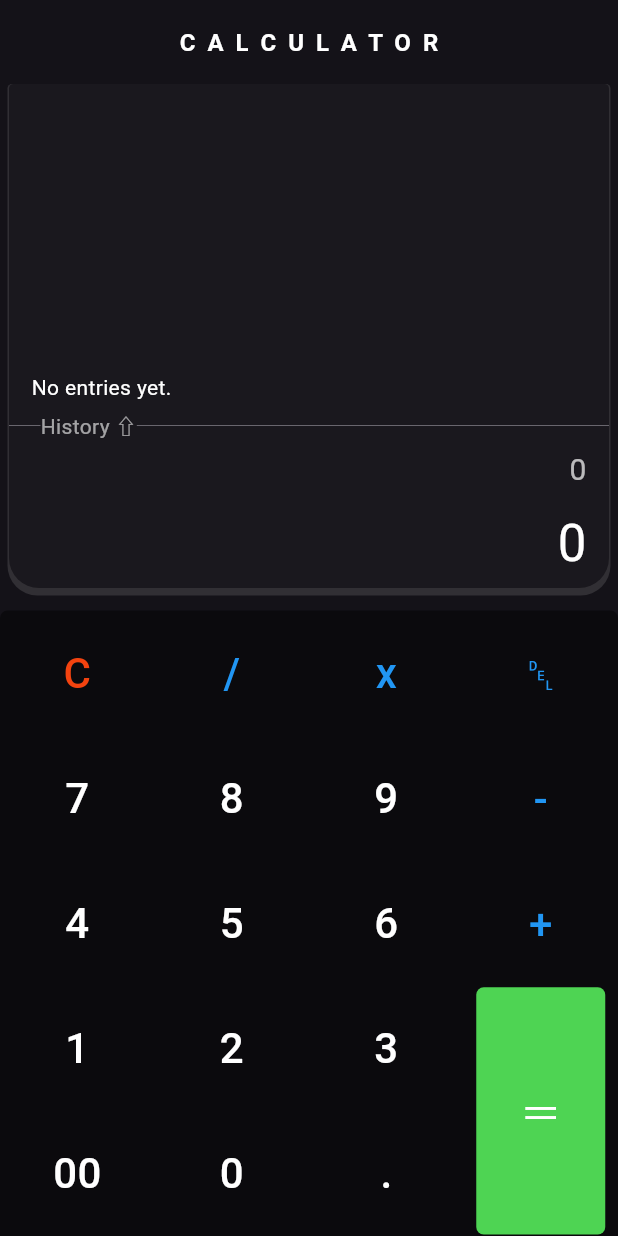
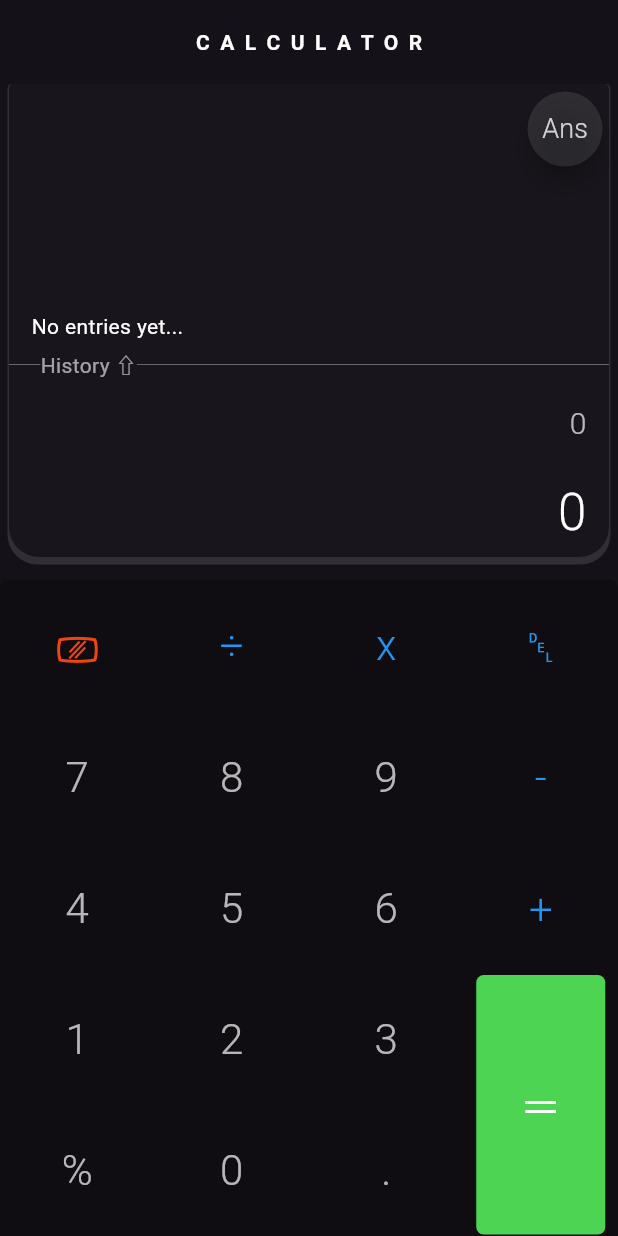
Before and after one commit to ChinepohDivine-f/calculator_, a Flutter app: the screen it shows after launch, on a phone screen of 412 x 824 dp. Run offline on Flutter 3.47's test engine with Material 3 defaults, Android fonts, the phone set to English and light mode, and no system bars; our stand-ins replace math_expressions.

Commit message:
added an answer button that stores the previous answer. changed number opacity and fontwieght of some elements.

```diff
--- a/lib/views/home_page.dart
+++ b/lib/views/home_page.dart
@@ -20,6 +20,7 @@ class _CalculatorPageState extends State<CalculatorPage> {
   double resultSize = 34;
   Color resultColor = Colors.white;
   Color expressionColor = Colors.white70;
+  String ans = "";
 
   bool _isDarkMode = true;
 
@@ -59,7 +60,7 @@ class _CalculatorPageState extends State<CalculatorPage> {
 
   buttonPressed(String buttonText) {
     setState(() {
-      if (buttonText == "C") {
+      if (buttonText == "⎚") {
         // change font size to show focus and hierachy
         equationSize = 34;
         resultSize = 20;
@@ -67,9 +68,7 @@ class _CalculatorPageState extends State<CalculatorPage> {
         expressionColor = Colors.white;
         resultColor = Colors.white70;
         // clear all the characters
-        if (equation == '0') {
         result = '0.0';
-        }
         expression = "";
         equation = "0";
         print("clear screen");
@@ -81,12 +80,26 @@ class _CalculatorPageState extends State<CalculatorPage> {
           // swapp color to show where the focus is at
           expressionColor = Colors.white;
           resultColor = Colors.white70;
+          // delete if the word is Error
+          if (expression == "Error") {
+            expression = '';
+            equation = '0';
+            result = '0.0';
+          }
           // delete previos character
           int index = expression.length - 1;
           expression = expression.substring(0, index);
+          result = '0.0';
           if (expression.length == 0) {
             equation = "0";
             return;
+          }
+          expression = expression.replaceAll('x', '*');
+          expression = expression.replaceAll('÷', '/');
+          expression = expression.replaceAll('%', '*1/100');
+          String temp = calculateExpression(expression).toString();
+          if (temp != 'Error') {
+            result = temp;
           }
           equation = expression;
         } catch (err) {
@@ -96,34 +109,47 @@ class _CalculatorPageState extends State<CalculatorPage> {
       } else if (buttonText == "＝") {
         equationSize = 20;
         resultSize = 34;
+        print(expression);
         // swapp color to show where the focus is at
         resultColor = Colors.white;
         expressionColor = Colors.white70;
         // calculte for results
         expression = expression.trim();
         expression = expression.replaceAll('x', '*');
-
+        expression = expression.replaceAll('÷', '/');
+        expression = expression.replaceAll('%', '*1/100');
         result = calculateExpression(expression).toString();
         // swap expression and result
-        expression = result;
+        /*expression = result;*/
+
         // result = '0.0';
         // Handle submission of equation (e.g., calculate result)
         // Replace with actual calculation
         if (result != 'Error') {
+          // store result in history map
           addEntry(equation, result);
+          // store result in Ans variable
+          ans = result;
           print(result);
         }
       } else {
         // change font size to show focus and hierachy
         equationSize = 34;
         resultSize = 20;
-
         // swapp color to show where the focus is at
         expressionColor = Colors.white;
         resultColor = Colors.white70;
         // update the screen with buttonText
         expression = expression + buttonText;
         equation = expression;
+        // the autocalculate section of the code
+        expression = expression.replaceAll('x', '*');
+        expression = expression.replaceAll('÷', '/');
+        expression = expression.replaceAll('%', '*1/100');
+        String temp = calculateExpression(expression).toString();
+        if (temp != 'Error') {
+          result = temp;
+        }
       }
     });
   }
@@ -147,7 +173,7 @@ class _CalculatorPageState extends State<CalculatorPage> {
           // padding: EdgeInsets.all(16),
           margin: const EdgeInsets.all(0.5),
           alignment: Alignment.center,
-          height: MediaQuery.of(context).size.height * 0.1 * buttonHeight,
+          height: MediaQuery.of(context).size.height * 0.105 * buttonHeight,
           decoration: BoxDecoration(
             color: isTapped
                 ? ThemeData.dark().canvasColor.withOpacity(0.8)
@@ -157,7 +183,7 @@ class _CalculatorPageState extends State<CalculatorPage> {
           child: Text(buttonText,
               style: TextStyle(
                 fontSize: 28,
-                fontWeight: FontWeight.w500,
+                fontWeight: FontWeight.w300,
                 color: isTapped
                     ? ThemeData.dark().canvasColor.withOpacity(0.8)
                     : buttonColor,
@@ -177,11 +203,12 @@ class _CalculatorPageState extends State<CalculatorPage> {
       appBar: AppBar(
           scrolledUnderElevation: 0,
           elevation: 0,
-        shadowColor: Colors.black38,
+          forceMaterialTransparency: true,
+          shadowColor: Colors.black,
           centerTitle: true,
           automaticallyImplyLeading: false,
           backgroundColor: ThemeData.dark().scaffoldBackgroundColor,
-        title:   _customAppBar(_globalKey)),
+          title: _customAppBar(_globalKey)),
       body: SafeArea(
         child: Column(
           children: [
@@ -191,7 +218,9 @@ class _CalculatorPageState extends State<CalculatorPage> {
             // child: _customAppBar(_globalKey)),
             // cupertino
             Expanded(
-              child: Container(
+              child: Stack(
+                children: [
+                  Container(
                     margin: EdgeInsets.fromLTRB(5, 0, 5, 10),
                     decoration: BoxDecoration(
                       color: ThemeData.dark().focusColor,
@@ -207,7 +236,9 @@ class _CalculatorPageState extends State<CalculatorPage> {
                       margin: EdgeInsets.fromLTRB(1, 0, 1, 5),
 
                       decoration: BoxDecoration(
-                    color: ThemeData.dark().scaffoldBackgroundColor.withOpacity(0.8),
+                        color: ThemeData.dark()
+                            .scaffoldBackgroundColor
+                            .withOpacity(0.85),
                         borderRadius: BorderRadius.only(
                             topLeft: Radius.circular(3),
                             topRight: Radius.circular(3),
@@ -222,17 +253,20 @@ class _CalculatorPageState extends State<CalculatorPage> {
                         children: [
                           Container(
                             alignment: Alignment.centerRight,
-                        padding: const EdgeInsets.fromLTRB(15, 10, 15, 5),
+                            padding: const EdgeInsets.fromLTRB(15, 15, 15, 5),
                             child: Text(result,
                                 style: TextStyle(
-                                fontSize: resultSize, color: resultColor)),
+                                    fontWeight: FontWeight.w300,
+                                    fontSize: resultSize,
+                                    color: resultColor)),
                           ),
                           // SizedBox(height: 15,),
                           Container(
                             alignment: Alignment.centerRight,
-                        padding: const EdgeInsets.fromLTRB(15, 5, 15, 0),
+                            padding: const EdgeInsets.fromLTRB(15, 15, 15, 5),
                             child: Text(equation,
                                 style: TextStyle(
+                                    fontWeight: FontWeight.w300,
                                     fontSize: equationSize,
                                     color: expressionColor)),
                           ),
@@ -245,8 +279,8 @@ class _CalculatorPageState extends State<CalculatorPage> {
                                   )),
                               Text(
                                 'History ⇧',
-                            style:
-                                TextStyle(color: Colors.white60, fontSize: 14),
+                                style: TextStyle(
+                                    color: Colors.white60, fontSize: 14),
                               ),
                               Expanded(
                                   flex: 15,
@@ -261,9 +295,8 @@ class _CalculatorPageState extends State<CalculatorPage> {
 
                             // Display the map contents
                             child: isEmpty()
-                            ? Text('No entries yet.',
-                                style:
-                                    TextStyle(color: Colors.white))
+                                ? Text('No entries yet...',
+                                    style: TextStyle(color: Colors.white))
                                 : ListView.builder(
                                     physics: NeverScrollableScrollPhysics(),
                                     shrinkWrap: true,
@@ -275,31 +308,69 @@ class _CalculatorPageState extends State<CalculatorPage> {
                                           history.values.elementAt(index);
                                       return ListTile(
                                         title: Text(
-                                      equation + "\t\t=\t\t" + result,
+                                          equation,
                                           style: TextStyle(
                                               fontSize: 18,
                                               fontWeight: FontWeight.w300,
                                               color: Colors.white),
                                         ),
-                                    // trailing: Text(result),
-                                    // title: Text(equation),
-                                    // subtitle: Text(result),
+                                        subtitle: Text(
+                                          '\t= ' + result,
+                                          style: TextStyle(
+                                              fontSize: 24,
+                                              fontWeight: FontWeight.w200,
+                                              color: Colors.white54),
+                                        ),
                                       );
                                     },
                                   ),
-                        //   child: Text(
 
-                        //       // history == {}
-                        //       //     ? equation + ' = ' + result
-                        //       //     : 'Nothing to see here',
-                        //       style:
-                        //           TextStyle(fontSize: 30, color: Colors.white70)),
-                        // ),
-                        // ListView.builder(itemBuilder: (context, 1){})
                           ),
                         ],
                       ),
                     ),
+                  ),
+
+                  Positioned(
+                    bottom: MediaQuery.of(context).size.height * 0.0,
+                    left: MediaQuery.of(context).size.width * 0.80,
+                    // left: double.minPositive,
+                    right: MediaQuery.of(context).size.width * 0.025,
+                    top: 5,
+                    child: Row(
+                      crossAxisAlignment: CrossAxisAlignment.start,
+                      mainAxisAlignment: MainAxisAlignment.end,
+                      children: [
+                        SizedBox(
+                          height: 50,
+                          width: 50,
+                          child: FloatingActionButton(
+                              shape: CircleBorder(),
+                              backgroundColor:
+                                  ThemeData.dark().focusColor.withOpacity(0.1),
+                              enableFeedback: true,
+                              onPressed: () {
+                                setState(() {
+                                  if (ans == '') {
+                                    return;
+                                  }
+                                  expression = expression + ans;
+                                  String temp = expression;
+                                  equation = temp;
+                                });
+                              },
+                              child: Text(
+                                'Ans',
+                                style: TextStyle(
+                                    fontSize: 18,
+                                    color: Colors.white.withOpacity(0.8),
+                                    fontWeight: FontWeight.w300),
+                              )),
+                        ),
+                      ],
+                    ),
+                  )
+                ],
               ),
             ),
             // Expanded(
@@ -316,7 +387,7 @@ class _CalculatorPageState extends State<CalculatorPage> {
               // const EdgeInsets.only(bottom: 2, top: 1, right: 1, left: 1),
               decoration: BoxDecoration(
                   // color: ThemeData.dark().cardColor,
-                  color: Colors.black45,
+                  color: Colors.black26,
                   // borderRadius: BorderRadius.circular(50),
                   borderRadius: BorderRadius.only(
                     topLeft: Radius.circular(5),
@@ -334,12 +405,12 @@ class _CalculatorPageState extends State<CalculatorPage> {
                             CustomBtn(
                               buttonColor: Colors.red.withBlue(15),
                               buttonHeight: 1,
-                              buttonText: 'C',
+                              buttonText: '⎚',
                             ),
                             CustomBtn(
                               buttonColor: seed,
                               buttonHeight: 1,
-                              buttonText: '/',
+                              buttonText: '÷',
                             ),
                             CustomBtn(
                               buttonColor: seed,
@@ -349,68 +420,68 @@ class _CalculatorPageState extends State<CalculatorPage> {
                           ]),
                           TableRow(children: [
                             CustomBtn(
-                              buttonColor: Colors.white,
+                              buttonColor: Colors.white70,
                               buttonHeight: 1,
                               buttonText: '7',
                             ),
                             CustomBtn(
-                              buttonColor: Colors.white,
+                              buttonColor: Colors.white70,
                               buttonHeight: 1,
                               buttonText: '8',
                             ),
                             CustomBtn(
-                              buttonColor: Colors.white,
+                              buttonColor: Colors.white70,
                               buttonHeight: 1,
                               buttonText: '9',
                             ),
                           ]),
                           TableRow(children: [
                             CustomBtn(
-                              buttonColor: Colors.white,
+                              buttonColor: Colors.white70,
                               buttonHeight: 1,
                               buttonText: '4',
                             ),
                             CustomBtn(
-                              buttonColor: Colors.white,
+                              buttonColor: Colors.white70,
                               buttonHeight: 1,
                               buttonText: '5',
                             ),
                             CustomBtn(
-                              buttonColor: Colors.white,
+                              buttonColor: Colors.white70,
                               buttonHeight: 1,
                               buttonText: '6',
                             ),
                           ]),
                           TableRow(children: [
                             CustomBtn(
-                              buttonColor: Colors.white,
+                              buttonColor: Colors.white70,
                               buttonHeight: 1,
                               buttonText: '1',
                             ),
                             CustomBtn(
-                              buttonColor: Colors.white,
+                              buttonColor: Colors.white70,
                               buttonHeight: 1,
                               buttonText: '2',
                             ),
                             CustomBtn(
-                              buttonColor: Colors.white,
+                              buttonColor: Colors.white70,
                               buttonHeight: 1,
                               buttonText: '3',
                             ),
                           ]),
                           TableRow(children: [
                             CustomBtn(
-                              buttonColor: Colors.white,
+                              buttonColor: Colors.white70,
                               buttonHeight: 1,
-                              buttonText: '00',
+                              buttonText: '%',
                             ),
                             CustomBtn(
-                              buttonColor: Colors.white,
+                              buttonColor: Colors.white70,
                               buttonHeight: 1,
                               buttonText: '0',
                             ),
                             CustomBtn(
-                              buttonColor: Colors.white,
+                              buttonColor: Colors.white70,
                               buttonHeight: 1,
                               buttonText: '.',
                             ),
@@ -498,7 +569,10 @@ class _CalculatorPageState extends State<CalculatorPage> {
       // IconButton(onPressed: () {print('dont touch me sir...');}, icon: Icon(Icons.menu_rounded, color: Colors.white),),
       const Text('C  A  L  C  U  L  A  T  O  R',
           style: TextStyle(
-              fontWeight: FontWeight.bold, fontSize: 16, color: Colors.white)),
+              fontFamily: String.fromEnvironment("poppins"),
+              fontWeight: FontWeight.bold,
+              fontSize: 14,
+              color: Colors.white)),
       //  Switch(
       //         value: _isDarkMode,
       //         onChanged: _toggleTheme, // Function to toggle theme mode
--- a/lib/views/splash.dart
+++ b/lib/views/splash.dart
@@ -79,12 +79,12 @@ class _SplashPageState extends State<SplashPage> {
           boxShadow: Shadow
               ? [
                   BoxShadow(
-                    color: Color1.withOpacity(0.3),
+                    color: Color1.withOpacity(0.5),
                     offset: Offset(-2, -2),
                     blurRadius: 10,
                   ),
                   BoxShadow(
-                    color: Color2.withOpacity(0.3),
+                    color: Color2.withOpacity(0.5),
                     offset: Offset(5, 5),
                     blurRadius: 20,
                   ),
```
Lines whose indentation alone changed are shown as unchanged.
